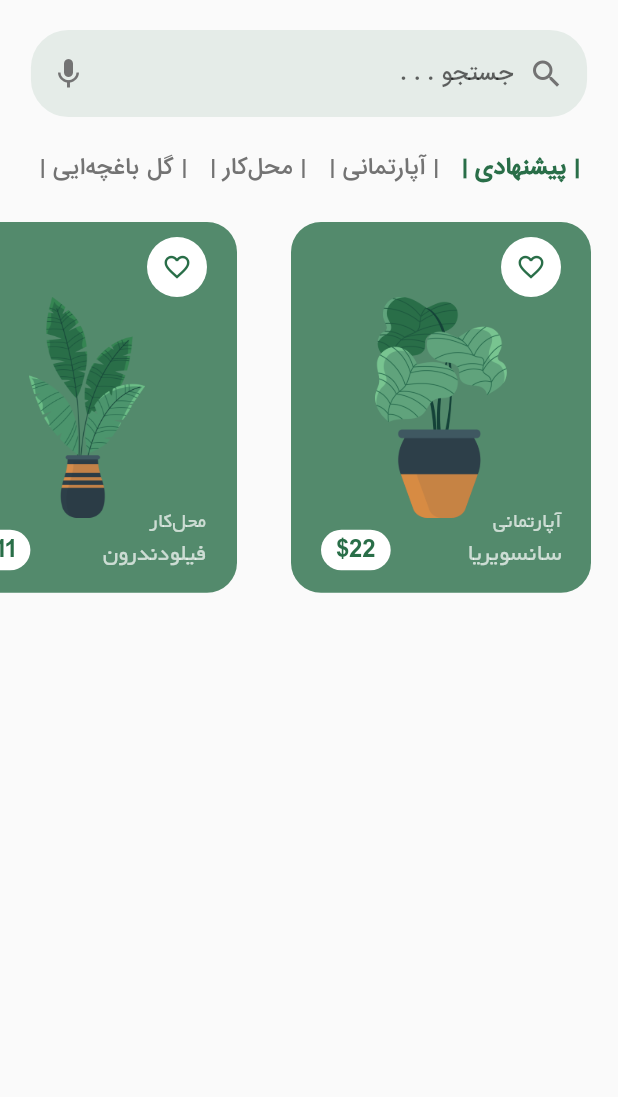
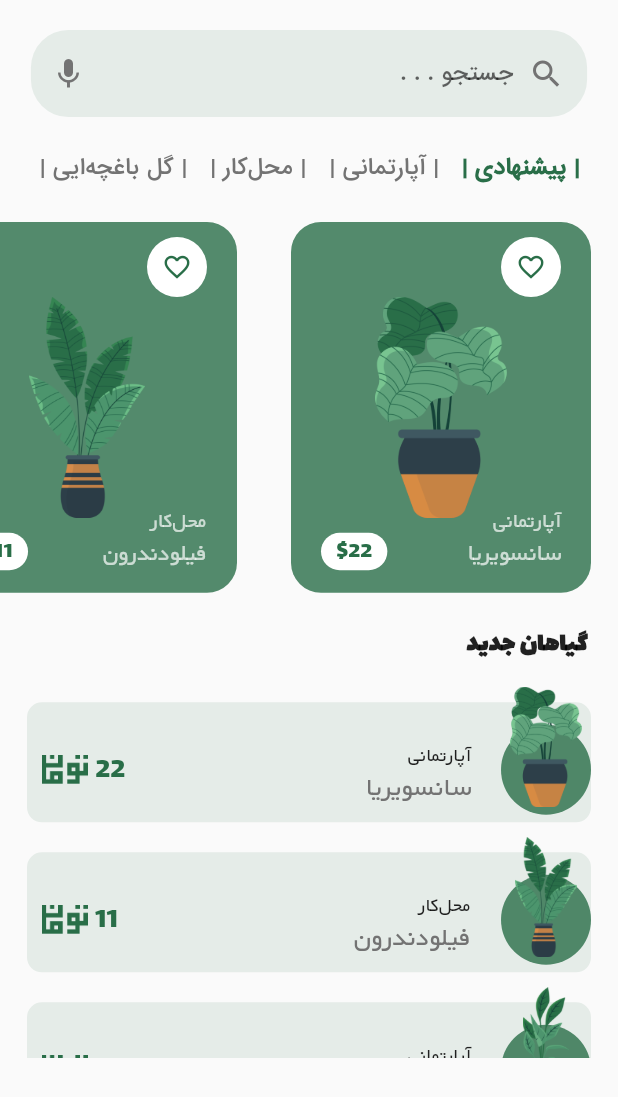
Before and after one commit to Ayminjf/plant-shop, a Flutter app: the HomeScreen screen opened directly, on a phone screen of 412 x 824 dp. Shown: the top 1097 px of the screen. Run offline on Flutter 3.47's test engine with Material 2 defaults, Android fonts, the phone set to English and light mode, and no system bars; our stand-ins replace animated_bottom_navigation_bar, page_transition.

Commit message:
feat(home-screen): add new plants products listview

```diff
--- a/lib/screens/home_screen.dart
+++ b/lib/screens/home_screen.dart
@@ -185,7 +185,7 @@ class _HomeScreenState extends State<HomeScreen> {
                               style: TextStyle(
                                 color: Constants.primaryColor,
                                 fontSize: 16,
-                                fontFamily: "iranSans",
+                                fontFamily: "lalezar",
                               ),
                             ),
                           ),
@@ -222,6 +222,111 @@ class _HomeScreenState extends State<HomeScreen> {
                 },
               ),
             ),
+            Container(
+              alignment: Alignment.centerRight,
+              padding: const EdgeInsets.only(
+                right: 20,
+                bottom: 15,
+                top: 20,
+              ),
+              child: const Text(
+                "گیاهان جدید",
+                style: TextStyle(
+                  fontFamily: "lalezar",
+                  fontSize: 18,
+                  fontWeight: FontWeight.bold,
+                ),
+              ),
+            ),
+            Container(
+              padding: EdgeInsets.symmetric(horizontal: 18),
+              height: size.height * 0.3,
+              child: ListView.builder(
+                itemCount: _plantList.length,
+                itemBuilder: (context, index) {
+                  return Container(
+                    height: 80,
+                    width: size.width,
+                    padding: const EdgeInsets.only(left: 10, top: 10),
+                    margin: const EdgeInsets.only(bottom: 10, top: 10),
+                    decoration: BoxDecoration(
+                      color: Constants.primaryColor.withOpacity(0.1),
+                      borderRadius: const BorderRadius.all(
+                        Radius.circular(10),
+                      ),
+                    ),
+                    child: Row(
+                      mainAxisAlignment: MainAxisAlignment.spaceBetween,
+                      children: [
+                        Row(
+                          children: [
+                            SizedBox(
+                              height: 20,
+                              child: Image.asset(
+                                  "assets/images/PriceUnit-green.png"),
+                            ),
+                            const SizedBox(width: 5),
+                            Text(
+                              _plantList[index].price.toString(),
+                              style: TextStyle(
+                                  fontFamily: "lalezar",
+                                  color: Constants.primaryColor,
+                                  fontSize: 20),
+                            ),
+                          ],
+                        ),
+                        Stack(
+                          clipBehavior: Clip.none,
+                          children: [
+                            Container(
+                              width: 60,
+                              height: 60,
+                              decoration: BoxDecoration(
+                                color: Constants.primaryColor.withOpacity(0.8),
+                                shape: BoxShape.circle,
+                              ),
+                            ),
+                            Positioned(
+                              bottom: 5,
+                              right: 0,
+                              left: 0,
+                              child: SizedBox(
+                                height: 80,
+                                child: Image.asset(_plantList[index].imageURL),
+                              ),
+                            ),
+                            Positioned(
+                              bottom: 5,
+                              right: 80,
+                              child: Column(
+                                crossAxisAlignment: CrossAxisAlignment.end,
+                                children: [
+                                  Text(
+                                    _plantList[index].category,
+                                    style: const TextStyle(
+                                      fontFamily: "byekan",
+                                      fontSize: 13,
+                                    ),
+                                  ),
+                                  Text(
+                                    _plantList[index].plantName,
+                                    style: TextStyle(
+                                      fontFamily: "byekan",
+                                      fontSize: 18,
+                                      color: Constants.greyColor,
+                                    ),
+                                  ),
+                                ],
+                              ),
+                            )
+                          ],
+                        )
+                      ],
+                    ),
+                  );
+                },
+              ),
+            ),
           ],
         ),
       ),
```
